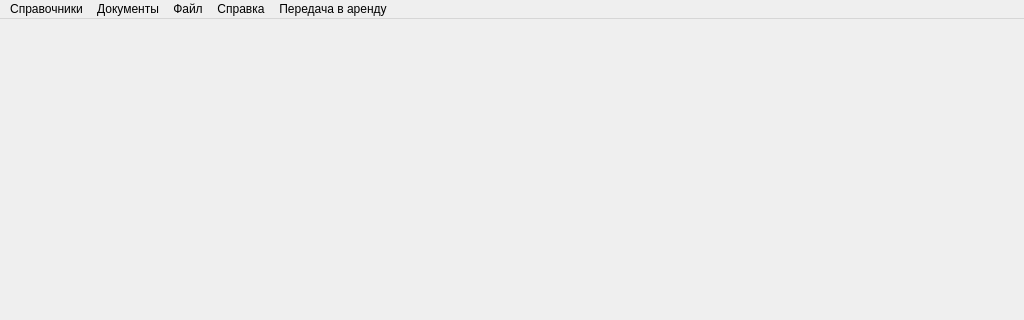
The window that src/ui/mainwindow.ui (Smurf72T/POC_Terminal_Tracker) describes before a commit, drawn with Qt 5; both pictures show x 0 to 1024 and y 0 to 320 of the 1024 by 768 pixel window.
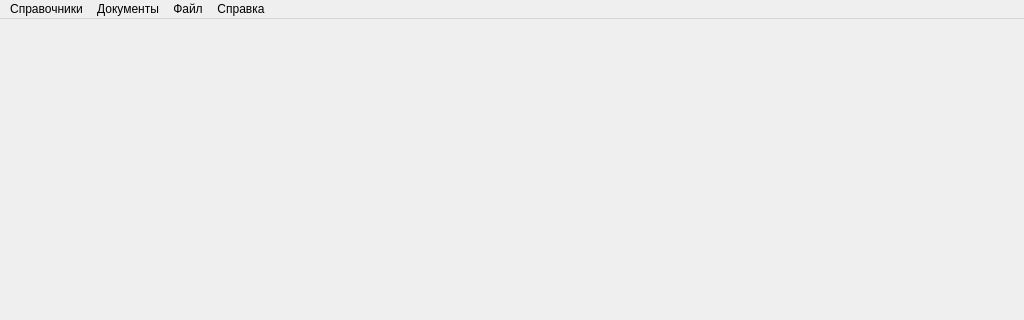
The same window after the commit.

Commit message: «Передача в аренду» перемещена из корневого меню в подменю «Документы»

What changed in the file:
```diff
--- a/src/ui/mainwindow.ui
+++ b/src/ui/mainwindow.ui
@@ -68,7 +68,6 @@
             <addaction name="menuDocuments"/>
             <addaction name="menuFile"/>
             <addaction name="menuHelp"/>
-            <addaction name="actionRental"/>
         </widget>
         <widget class="QStatusBar" name="statusbar"/>
         <action name="actionAbout">
```
Left out of the diff: 1 changed line with no effect on the pictures.
